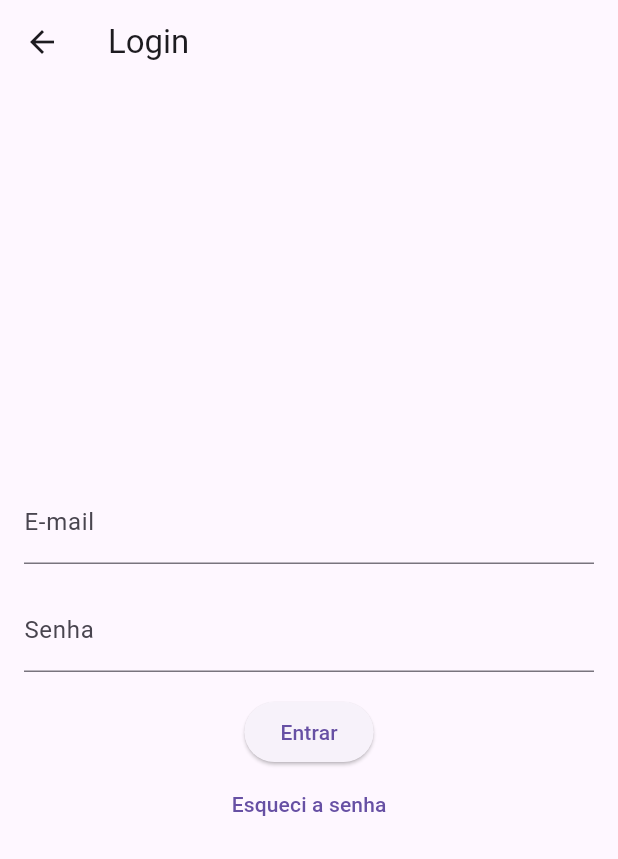
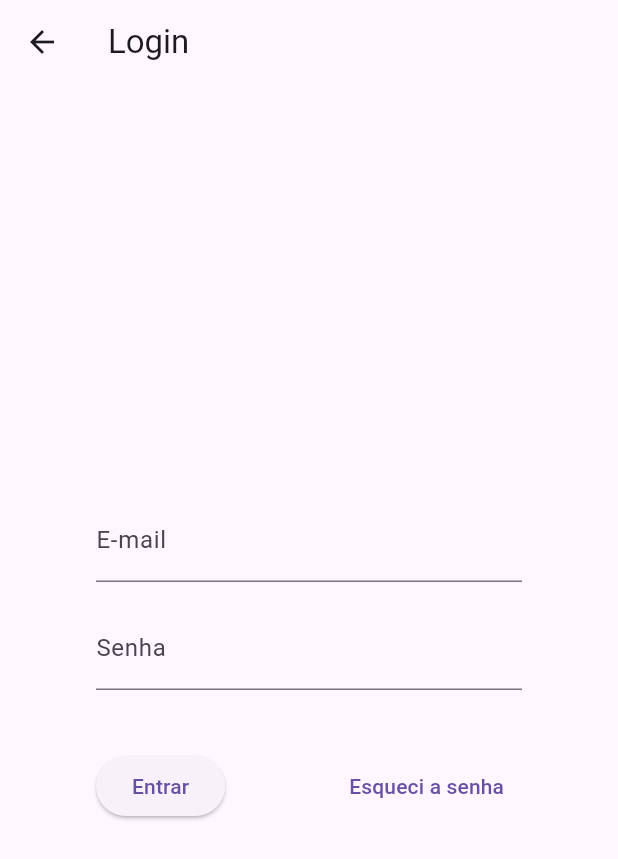
Before and after one commit to marcondesu/tinder-pet, a Flutter app: the screen it shows after launch, after a tap on "Tenho uma conta", on a phone screen of 412 x 824 dp. Shown: the top 859 px of the screen. Run offline on Flutter 3.47's test engine with Material 3 defaults, Android fonts, the phone set to English and light mode, and no system bars; our stand-ins replace geolocator, google_maps_flutter.

Commit message:
feat: refatorando classes e incrementanto views

```diff
--- a/tinder_pet/lib/controller/login_controller.dart
+++ b/tinder_pet/lib/controller/login_controller.dart
@@ -9,7 +9,7 @@ class LoginController {
 
     if (loginSuccess) {
       // Navigate to the desired route after successful login
-      Navigator.pushReplacementNamed(context, '/cadastropet'); // Replace '/home' with your actual route name
+      Navigator.pushReplacementNamed(context, '/pets'); // Replace '/home' with your actual route name
     } else {
       // Show an error message if login fails
       ScaffoldMessenger.of(context).showSnackBar(
--- a/tinder_pet/lib/main.dart
+++ b/tinder_pet/lib/main.dart
@@ -1,4 +1,36 @@
 import 'package:flutter/material.dart';
+import 'package:tinder_pet/view/home_view.dart';
+import 'package:tinder_pet/view/login_view.dart';
+import 'package:tinder_pet/view/pet_detail_view.dart';
+import 'package:tinder_pet/view/pet_view.dart';
+import 'package:google_maps_flutter/google_maps_flutter.dart';
+import 'package:geolocator/geolocator.dart';
+
+void main() {
+  runApp(const MyApp());
+}
+
+class MyApp extends StatelessWidget {
+  const MyApp({super.key});
+
+  @override
+  Widget build(BuildContext context) {
+    return MaterialApp(
+      debugShowCheckedModeBanner: false,
+      title: 'Tinder Pet',
+      theme: ThemeData(primarySwatch: Colors.blue),
+      home: const HomeView(),
+      routes: {
+        '/login': (context) => LoginView(),
+        // '/register': (context) => const RegisterView(),
+        '/pets': (context) => const PetsView(),
+        '/pet-detail': (context) => const PetDetailView(),
+      },
+    );
+  }
+}
+
+/* import 'package:flutter/material.dart';
 import 'package:tinder_pet/view/pet_view.dart';
 import 'package:tinder_pet/view/login_view.dart';
 import 'package:tinder_pet/view/home_view.dart';
@@ -17,4 +49,4 @@ void main() {
       // '/register': (context) => RegisterScreen(),
     },
   ));
-}
+} */
--- a/tinder_pet/lib/view/home_view.dart
+++ b/tinder_pet/lib/view/home_view.dart
@@ -1,6 +1,8 @@
 import 'package:flutter/material.dart';
 
 class HomeView extends StatefulWidget {
+  const HomeView({super.key});
+
   @override
   _HomeViewState createState() => _HomeViewState();
 }
@@ -23,12 +25,12 @@ class _HomeViewState extends State<HomeView> {
           children: [
             ElevatedButton(
               onPressed: () => Navigator.pushNamed(context, '/login'),
-              child: Text('Tenho uma conta'),
+              child: const Text('Tenho uma conta'),
             ),
-            SizedBox(height: 20),
+            const SizedBox(height: 20),
             ElevatedButton(
               onPressed: _navigateToRegister,
-              child: Text('Criar uma conta'),
+              child: const Text('Criar uma conta'),
             ),
           ],
         ),
--- a/tinder_pet/lib/view/login_view.dart
+++ b/tinder_pet/lib/view/login_view.dart
@@ -2,44 +2,55 @@ import 'package:flutter/material.dart';
 import 'package:tinder_pet/controller/login_controller.dart';
 
 class LoginView extends StatelessWidget {
-  final LoginController controller = LoginController(); // Create an instance of the controller
+  final LoginController controller = LoginController();
+
+  LoginView({super.key}); // Create an instance of the controller
 
   @override
   Widget build(BuildContext context) {
     return Scaffold(
       appBar: AppBar(
-        title: Text('Login'),
+        title: const Text('Login'),
       ),
       body: Padding(
-        padding: const EdgeInsets.all(16.0),
+        padding: const EdgeInsets.symmetric(horizontal: 64.0, vertical: 16.0),
+        child: Center(
           child: Column(
             mainAxisAlignment: MainAxisAlignment.center,
             children: [
-            TextField(
+              const TextField(
                 decoration: InputDecoration(
                   labelText: 'E-mail',
                 ),
               ),
-            SizedBox(height: 16),
-            TextField(
+              const SizedBox(height: 16),
+              const TextField(
                 obscureText: true,
                 decoration: InputDecoration(
                   labelText: 'Senha',
                 ),
               ),
-            SizedBox(height: 16),
+              const SizedBox(height: 16),
+              Padding(
+                padding: const EdgeInsets.only(top: 24.0),
+                child: Row(
+                  mainAxisAlignment: MainAxisAlignment.spaceBetween,
+                  children: [
                     ElevatedButton(
-              // Call the controller's handleLogin method
                       onPressed: () => controller.handleLogin(context),
-              child: Text('Entrar'),
+                      child: const Text('Entrar'),
                     ),
                     TextButton(
                       onPressed: () {
-                // Logic for forgot password screen (remains the same)
+                        // Logic for forgot password screen
                       },
-              child: Text('Esqueci a senha'),
+                      child: const Text('Esqueci a senha'),
                     ),
                   ],
+                ),
+              ),
+            ],
+          ),
         ),
       ),
     );
--- a/tinder_pet/pubspec.yaml
+++ b/tinder_pet/pubspec.yaml
@@ -35,6 +35,8 @@ dependencies:
   # The following adds the Cupertino Icons font to your application.
   # Use with the CupertinoIcons class for iOS style icons.
   cupertino_icons: ^1.0.6
+  google_maps_flutter: ^2.6.1
+  geolocator: ^12.0.0
 
 dev_dependencies:
   flutter_test:
@@ -60,8 +62,7 @@ flutter:
 
   # To add assets to your application, add an assets section, like this:
   # assets:
-  #   - images/a_dot_burr.jpeg
-  #   - images/a_dot_ham.jpeg
+  #   - assets/
 
   # An image asset can refer to one or more resolution-specific "variants", see
   # https://flutter.dev/assets-and-images/#resolution-aware
```
Also changed, not shown: tinder_pet/lib/controller/pet_controller.dart (added, +23 -0 lines), tinder_pet/lib/view/pet_detail_view.dart (+15 -13 lines), tinder_pet/lib/view/pet_view.dart (+63 -42 lines), tinder_pet/assets/images/cat.png (added), tinder_pet/assets/images/rabbit.jpeg (added), tinder_pet/assets/images/rabbit.png (added), tinder_pet/assets/pubspec.lock (added), tinder_pet/pubspec.lock. Lines whose indentation alone changed are shown as unchanged.
